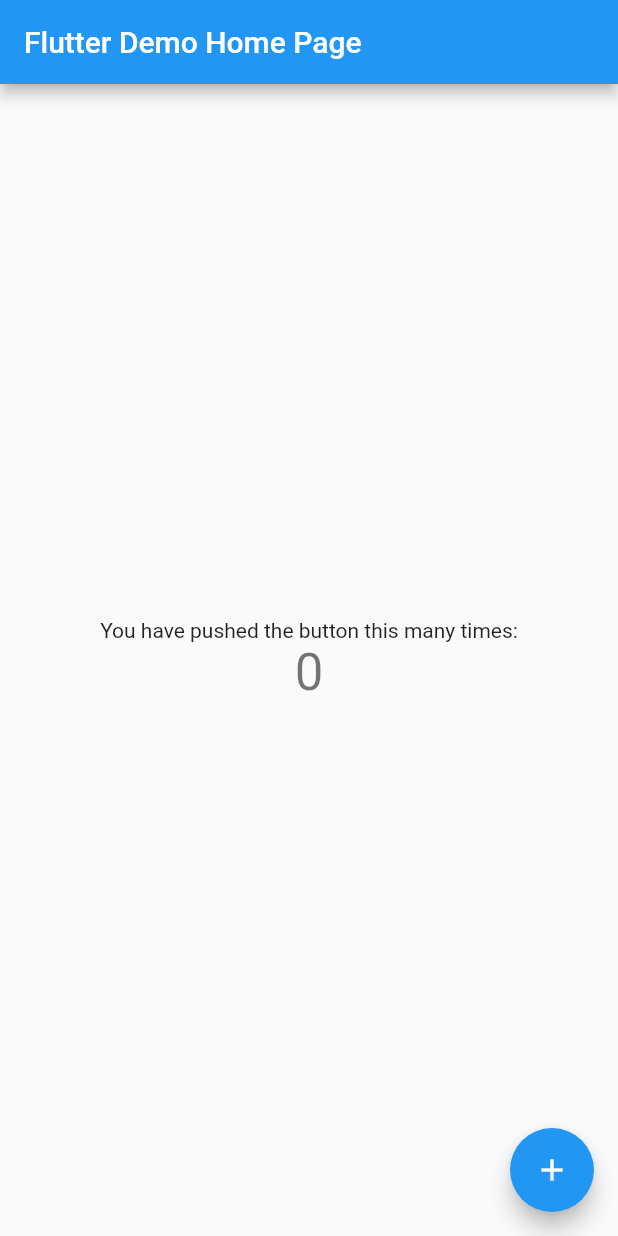
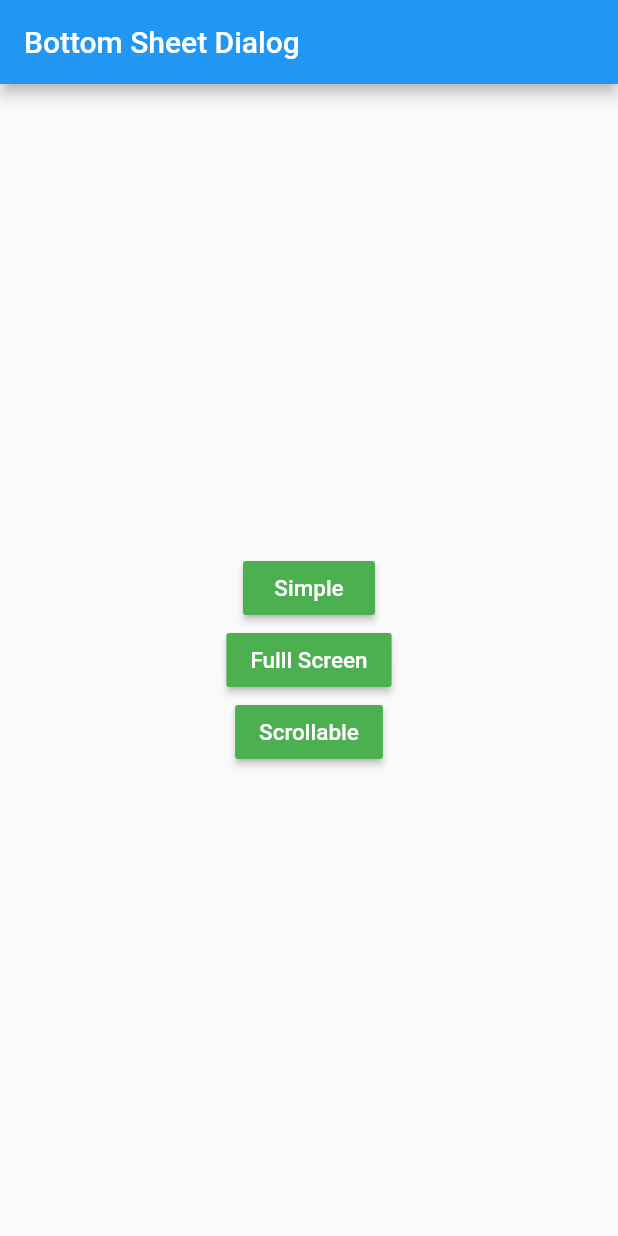
Before and after one commit to rjkalola/flutter_demos, a Flutter app: the screen it shows after launch, on a phone screen of 412 x 824 dp. Run offline on Flutter 3.47's test engine with Material 2 defaults, Android fonts, the phone set to English and light mode, and no system bars.

Commit message:
no message

```diff
--- /dev/null
+++ b/lib/bottonsheet_dialog.dart
@@ -0,0 +1,76 @@
+import 'package:flutter/material.dart';
+
+class BottomSheetDialogDemo extends StatefulWidget {
+  const BottomSheetDialogDemo({Key? key}) : super(key: key);
+
+  @override
+  _BottomSheetDialogDemoState createState() => _BottomSheetDialogDemoState();
+}
+
+class _BottomSheetDialogDemoState extends State<BottomSheetDialogDemo> {
+  @override
+  Widget build(BuildContext context) {
+    return Scaffold(
+      appBar: AppBar(
+        title: Text("Bottom Sheet Dialog"),
+      ),
+      body: Center(
+        child: Column(
+          mainAxisAlignment: MainAxisAlignment.center,
+          children: <Widget>[
+            MaterialButton(
+              onPressed: () {
+                showSimpleDialog();
+              },
+              color: Colors.green,
+              child: Text(
+                "Simple",
+                style: TextStyle(color: Colors.white, fontSize: 15),
+              ),
+            ),
+            MaterialButton(
+              onPressed: () {},
+              color: Colors.green,
+              child: Text(
+                "Fulll Screen",
+                style: TextStyle(color: Colors.white, fontSize: 15),
+              ),
+            ),
+            MaterialButton(
+              onPressed: () {},
+              color: Colors.green,
+              child: Text(
+                "Scrollable",
+                style: TextStyle(color: Colors.white, fontSize: 15),
+              ),
+            )
+          ],
+        ),
+      ), // This trailing comma makes auto-formatting nicer for build methods.
+    );
+  }
+
+  void showSimpleDialog() {
+    showModalBottomSheet(
+      isScrollControlled: true,
+      shape: const RoundedRectangleBorder(
+          borderRadius: BorderRadius.vertical(top: Radius.circular(20))),
+      context: context,
+      builder: (context) => Container(
+        padding: EdgeInsets.all(15),
+        child: Column(mainAxisSize: MainAxisSize.min, children: [
+          Flex(
+            direction: Axis.horizontal,
+            children: [
+              Text(
+                key: 1,
+                "Select Item",
+              ),
+              IconButton(onPressed: () {}, icon: Icon(Icons.close))
+            ],
+          )
+        ]),
+      ),
+    );
+  }
+}
--- a/lib/main.dart
+++ b/lib/main.dart
@@ -1,4 +1,5 @@
 import 'package:flutter/material.dart';
+import 'package:flutter_demos/bottonsheet_dialog.dart';
 
 void main() {
   runApp(const MyApp());
@@ -24,7 +25,7 @@ class MyApp extends StatelessWidget {
         // is not restarted.
         primarySwatch: Colors.blue,
       ),
-      home: const MyHomePage(title: 'Flutter Demo Home Page'),
+      home: const BottomSheetDialogDemo(),
     );
   }
 }
@@ -48,67 +49,42 @@ class MyHomePage extends StatefulWidget {
 }
 
 class _MyHomePageState extends State<MyHomePage> {
-  int _counter = 0;
-
-  void _incrementCounter() {
-    setState(() {
-      // This call to setState tells the Flutter framework that something has
-      // changed in this State, which causes it to rerun the build method below
-      // so that the display can reflect the updated values. If we changed
-      // _counter without calling setState(), then the build method would not be
-      // called again, and so nothing would appear to happen.
-      _counter++;
-    });
-  }
-
   @override
   Widget build(BuildContext context) {
-    // This method is rerun every time setState is called, for instance as done
-    // by the _incrementCounter method above.
-    //
-    // The Flutter framework has been optimized to make rerunning build methods
-    // fast, so that you can just rebuild anything that needs updating rather
-    // than having to individually change instances of widgets.
     return Scaffold(
       appBar: AppBar(
-        // Here we take the value from the MyHomePage object that was created by
-        // the App.build method, and use it to set our appbar title.
         title: Text(widget.title),
       ),
       body: Center(
-        // Center is a layout widget. It takes a single child and positions it
-        // in the middle of the parent.
         child: Column(
-          // Column is also a layout widget. It takes a list of children and
-          // arranges them vertically. By default, it sizes itself to fit its
-          // children horizontally, and tries to be as tall as its parent.
-          //
-          // Invoke "debug painting" (press "p" in the console, choose the
-          // "Toggle Debug Paint" action from the Flutter Inspector in Android
-          // Studio, or the "Toggle Debug Paint" command in Visual Studio Code)
-          // to see the wireframe for each widget.
-          //
-          // Column has various properties to control how it sizes itself and
-          // how it positions its children. Here we use mainAxisAlignment to
-          // center the children vertically; the main axis here is the vertical
-          // axis because Columns are vertical (the cross axis would be
-          // horizontal).
           mainAxisAlignment: MainAxisAlignment.center,
           children: <Widget>[
-            const Text(
-              'You have pushed the button this many times:',
+            MaterialButton(
+              onPressed: () {},
+              color: Colors.green,
+              child: Text(
+                "Simple",
+                style: TextStyle(color: Colors.white, fontSize: 15),
+              ),
             ),
-            Text(
-              '$_counter',
-              style: Theme.of(context).textTheme.headline4,
+            MaterialButton(
+              onPressed: () {},
+              color: Colors.green,
+              child: Text(
+                "Fulll Screen",
+                style: TextStyle(color: Colors.white, fontSize: 15),
+              ),
             ),
+            MaterialButton(
+              onPressed: () {},
+              color: Colors.green,
+              child: Text(
+                "Scrollable",
+                style: TextStyle(color: Colors.white, fontSize: 15),
+              ),
+            )
           ],
         ),
-      ),
-      floatingActionButton: FloatingActionButton(
-        onPressed: _incrementCounter,
-        tooltip: 'Increment',
-        child: const Icon(Icons.add),
       ), // This trailing comma makes auto-formatting nicer for build methods.
     );
   }
```
